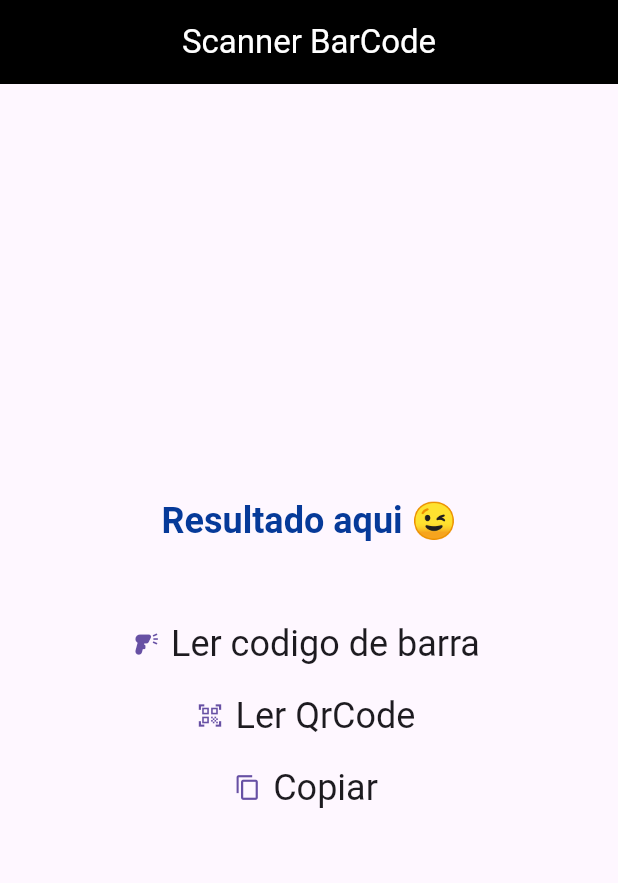
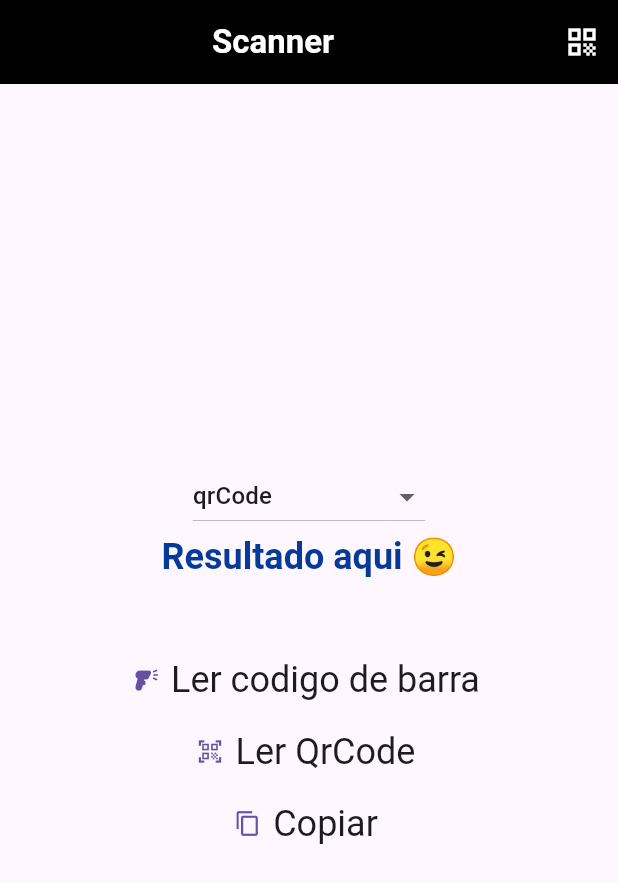
Before and after one commit to cleidson-cmd/Ler-QRCode_CodBarraFlutter, a Flutter app: the screen it shows after launch, on a phone screen of 412 x 824 dp. Shown: the top 883 px of the screen. Run offline on Flutter 3.47's test engine with Material 3 defaults, Android fonts, the phone set to English and light mode, and no system bars; our stand-ins replace barcode_widget, get; missing offline and left inert: flutter_barcode_scanner.

Commit message:
geração qrcode

```diff
--- /dev/null
+++ b/lib/drop.dart
@@ -0,0 +1,77 @@
+import 'package:flutter/material.dart';
+import 'package:qrcode/home_page.dart';
+
+class DropdownExample extends StatefulWidget {
+  @override
+  _DropdownExampleState createState() => _DropdownExampleState();
+}
+
+class _DropdownExampleState extends State<DropdownExample> {
+  // Lista de strings para o dropdown
+  final List<String> _items = [
+    'aztec',
+    'codabar',
+    'code128',
+    'code39',
+    'code93',
+    'dataMatrix',
+    'ean13',
+    'ean2',
+    'ean5',
+    'ean8',
+    'gs128',
+    'isbn',
+    'itf',
+    'itf14',
+    'itf16',
+    'pdf417',
+    'postnet',
+    'qrCode',
+    'rm4scc',
+    'telepen',
+    'upcA',
+    'upcE'
+  ];
+
+  // Variável para armazenar o valor selecionado
+  String _selectedItem = 'qrCode';
+
+  @override
+  Widget build(BuildContext context) {
+    return Center(
+      child: Column(
+        mainAxisAlignment: MainAxisAlignment.center,
+        children: [
+          // DropdownButton
+          DropdownButton<String>(
+            hint: const Text('Selecione um tipo'),
+            value: _selectedItem,
+            onChanged: (String? newValue) {
+              setState(() {
+                _selectedItem = newValue ?? ''; // Atualiza o valor selecionado
+              });
+            },
+            items: _items.map<DropdownMenuItem<String>>((String value) {
+              setState(() {
+                Home.posicaoTipoScan = _items.indexOf(_selectedItem);
+              });
+
+              return DropdownMenuItem<String>(
+                value: value,
+                child: Text(value),
+              );
+            }).toList(),
+          ),
+
+          // Exibe o valor selecionado
+          /*  Text(
+            _selectedItem != null
+                ? 'Selecionado: $_selectedItem ${Home.posicaoTipoScan}'
+                : 'Nenhum item selecionado',
+            style: TextStyle(fontSize: 20),
+          ), */
+        ],
+      ),
+    );
+  }
+}
--- a/lib/home_controller.dart
+++ b/lib/home_controller.dart
@@ -1,5 +1,3 @@
-import 'package:flutter/animation.dart';
-import 'package:flutter/material.dart';
 import 'package:flutter_barcode_scanner/flutter_barcode_scanner.dart';
 import 'package:get/get.dart';
 import 'package:qrcode/home_page.dart';
--- a/lib/home_page.dart
+++ b/lib/home_page.dart
@@ -1,10 +1,12 @@
 import 'package:flutter/material.dart';
 import 'package:get/get.dart';
+import 'package:qrcode/drop.dart';
 import 'package:qrcode/home_controller.dart';
 import 'package:qrcode/ultil.dart';
 
 class Home extends StatelessWidget {
   static String resultado = '';
+  static int posicaoTipoScan = 0;
   Home({super.key}) {
     //chamando minha Hme controler a partir do construtor
     Get.put(HomeController());
@@ -14,15 +16,25 @@ class Home extends StatelessWidget {
   Widget build(BuildContext context) {
     return Scaffold(
       appBar: AppBar(
+          actions: [
+            IconButton(
+                onPressed: () {
+                  Get.toNamed('/DataMatrixGenerator', arguments: {'data', ''});
+                },
+                icon: const Icon(
+                  Icons.qr_code,
+                  color: Colors.white,
+                ))
+          ],
           backgroundColor: Colors.black,
           title: const Center(
-            child: Text("Scanner BarCode",
+            child: Text("Scanner",
                 style: TextStyle(
-                  color: Colors.white,
-                )),
+                    color: Colors.white, fontWeight: FontWeight.bold)),
           )),
       body: SizedBox.expand(
         child: Column(mainAxisAlignment: MainAxisAlignment.center, children: [
+          DropdownExample(),
           Text(
             "Resultado aqui 😉",
             style: Get.theme.textTheme.headlineSmall!.copyWith(
--- a/lib/main.dart
+++ b/lib/main.dart
@@ -1,6 +1,6 @@
 import 'package:flutter/material.dart';
 import 'package:get/get.dart';
-import 'package:get/get_navigation/src/root/get_material_app.dart';
+import 'package:qrcode/gerar_datamatrix_gs1.dart';
 import 'package:qrcode/home_page.dart';
 
 void main() {
@@ -15,7 +15,12 @@ class MyApp extends StatelessWidget {
     return GetMaterialApp(
       debugShowCheckedModeBanner: false,
       //name= rota; page = pagina a ser carregada ; ferramenta do Getx
-      getPages: [GetPage(name: "/", page: () => Home())],
+      getPages: [
+        GetPage(name: "/", page: () => Home()),
+        GetPage(
+            name: "/DataMatrixGenerator",
+            page: () => DataMatrixGenerator(data: '')),
+      ],
     );
   }
 }
--- a/pubspec.yaml
+++ b/pubspec.yaml
@@ -18,7 +18,7 @@ dependencies:
   flutter_barcode_scanner: ^2.0.0 #dependecia para ler o code barra e qrcode
   #obs flutter_barcode_scanner funciona direto no android porem para IOS precisa ter suport swift no projeto
     #e não objectc ara mudar: configurações/ extenções /dart plugin vai até encontrar dart create language e verifica se esta marcado no dropdown objectc ou swift
-
+  barcode_widget: ^2.0.4
 
 
   #cupertino_icons: ^1.0.2
```
Also changed, not shown: lib/gerar_datamatrix_gs1.dart (added, +94 -0 lines), pubspec.lock.
